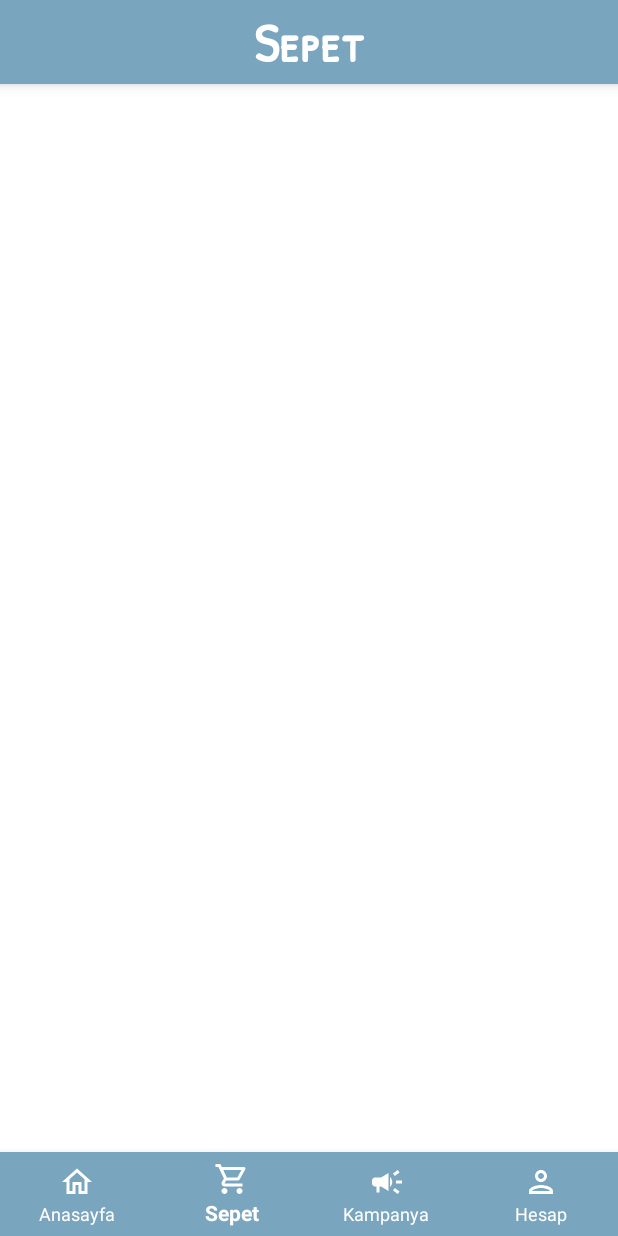
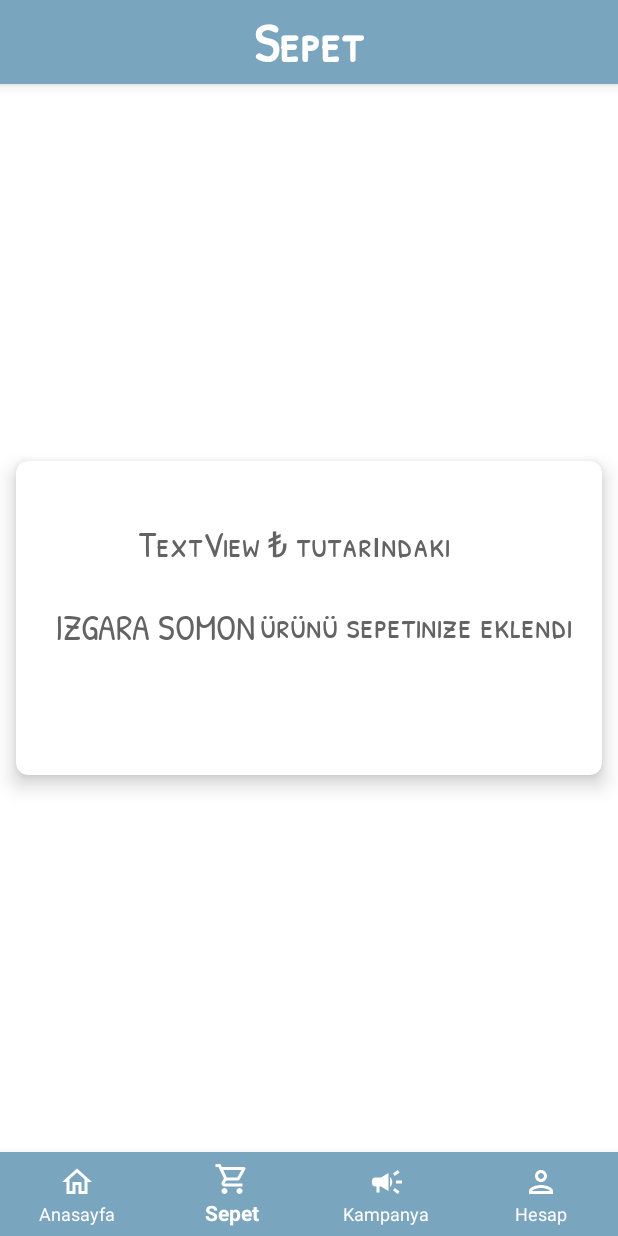
Before and after one commit to berenkotanli/Team4-Project, an Android app: the screen it shows after launch (MainActivity), item 2 of the bottom bar chosen, on a phone screen of 412 x 824 dp. Run offline under Robolectric (Android 15) with nearby library versions, the phone set to English and light mode, and no system bars; our stand-ins replace navigation-ui; Roboto replaces fonts that are not available here; 3 statements that could not run were skipped.

Commit message:
Cart page is done.

```diff
--- a/app/src/main/java/com/upschool/team4project/fragments/CartPageFragment.kt
+++ b/app/src/main/java/com/upschool/team4project/fragments/CartPageFragment.kt
@@ -5,7 +5,9 @@ import androidx.fragment.app.Fragment
 import android.view.LayoutInflater
 import android.view.View
 import android.view.ViewGroup
+import androidx.navigation.fragment.navArgs
 import com.upschool.team4project.R
+import kotlinx.android.synthetic.main.fragment_cart_page.view.*
 
 class CartPageFragment : Fragment() {
 
@@ -13,7 +15,14 @@ class CartPageFragment : Fragment() {
         inflater: LayoutInflater, container: ViewGroup?,
         savedInstanceState: Bundle?
     ): View? {
+
         // Inflate the layout for this fragment
-        return inflater.inflate(R.layout.fragment_cart_page, container, false)
+        var design = inflater.inflate(R.layout.fragment_cart_page, container, false)
+
+        val b:  CartPageFragmentArgs by navArgs()
+
+        design.textViewFiyatSepet.text=b.isimNesne
+        design.textViewUrunSepet.text=b.fiyatNesne
+        return design
     }
 }
--- a/app/src/main/java/com/upschool/team4project/fragments/DetailPageFragment.kt
+++ b/app/src/main/java/com/upschool/team4project/fragments/DetailPageFragment.kt
@@ -8,7 +8,8 @@ import android.view.ViewGroup
 import androidx.databinding.DataBindingUtil
 import androidx.navigation.fragment.navArgs
 import com.squareup.picasso.Picasso
-
+import android.view.MenuItem
+import androidx.navigation.Navigation
 import com.upschool.team4project.R
 import com.upschool.team4project.databinding.FragmentDetailPageBinding
 
@@ -27,11 +28,20 @@ class DetailPageFragment : Fragment() {
 
         design.yemekNesne=b.nesne
 
+
         //Picasso part
         var image_name=b.nesne.yemek_resim_adi
         var url="http://kasimadalan.pe.hu/yemekler/resimler/"+image_name
         var id = design.imageView2
         Picasso.get().load(url).into(id)
+
+        var isimNesne=b.nesne.yemek_adi
+        var fiyatNesne=b.nesne.yemek_fiyat.toString()
+        design.buttonEkle.setOnClickListener {
+          var gecis= DetailPageFragmentDirections.sepeteGecis(isimNesne as String,fiyatNesne as String)
+            Navigation.findNavController(it).navigate(gecis)
+        }
+
         return design.root
     }
 
--- a/app/src/main/res/layout/fragment_cart_page.xml
+++ b/app/src/main/res/layout/fragment_cart_page.xml
@@ -31,4 +31,94 @@
             tools:layout_editor_absoluteY="14dp" />
 
     </androidx.appcompat.widget.Toolbar>
+
+    <androidx.cardview.widget.CardView
+        android:layout_width="match_parent"
+        android:layout_height="wrap_content"
+        app:layout_constraintBottom_toBottomOf="parent"
+        app:layout_constraintEnd_toEndOf="parent"
+        app:layout_constraintHorizontal_bias="0.5"
+        app:layout_constraintStart_toStartOf="parent"
+        app:cardCornerRadius="8dp"
+        app:cardElevation="8dp"
+        app:cardUseCompatPadding="true"
+        app:layout_constraintTop_toBottomOf="@+id/toolbarCartPage" >
+
+        <androidx.constraintlayout.widget.ConstraintLayout
+            android:layout_width="match_parent"
+            android:layout_height="209dp"
+            app:layout_constraintBottom_toBottomOf="parent"
+            app:layout_constraintHorizontal_bias="0.5"
+            app:layout_constraintTop_toTopOf="parent">
+
+            <TextView
+                android:id="@+id/textViewUrunSepet"
+                android:layout_width="wrap_content"
+                android:layout_height="wrap_content"
+                android:layout_marginStart="76dp"
+                android:layout_marginLeft="76dp"
+                android:layout_marginTop="16dp"
+                android:fontFamily="@font/patrick_hand_sc"
+                android:text="TextView"
+                android:textColor="@color/yaziRenk2"
+                android:textSize="24sp"
+                app:layout_constraintBottom_toBottomOf="parent"
+                app:layout_constraintEnd_toStartOf="@+id/textView8"
+                app:layout_constraintStart_toStartOf="parent"
+                app:layout_constraintTop_toTopOf="parent"
+                app:layout_constraintVertical_bias="0.143" />
+
+            <TextView
+                android:id="@+id/textView8"
+                android:layout_width="wrap_content"
+                android:layout_height="wrap_content"
+                android:layout_marginTop="16dp"
+                android:layout_marginEnd="95dp"
+                android:layout_marginRight="95dp"
+                android:fontFamily="@font/patrick_hand_sc"
+                android:text="\u20BA tutarındaki"
+                android:textColor="@color/yaziRenk2"
+                android:textSize="24sp"
+                app:layout_constraintBottom_toBottomOf="parent"
+                app:layout_constraintEnd_toEndOf="parent"
+                app:layout_constraintStart_toEndOf="@+id/textViewUrunSepet"
+                app:layout_constraintTop_toTopOf="parent"
+                app:layout_constraintVertical_bias="0.143" />
+
+            <TextView
+                android:id="@+id/textViewFiyatSepet"
+                android:layout_width="wrap_content"
+                android:layout_height="wrap_content"
+                android:layout_marginStart="22dp"
+                android:layout_marginLeft="22dp"
+                android:layout_marginTop="16dp"
+                android:fontFamily="@font/patrick_hand_sc"
+                android:text="IZGARA SOMON"
+                android:textColor="@color/yaziRenk2"
+                android:textSize="24sp"
+                app:layout_constraintBottom_toBottomOf="parent"
+                app:layout_constraintEnd_toStartOf="@+id/textView10"
+                app:layout_constraintStart_toStartOf="parent"
+                app:layout_constraintTop_toBottomOf="@+id/textViewUrunSepet"
+                app:layout_constraintVertical_bias="0.068" />
+
+            <TextView
+                android:id="@+id/textView10"
+                android:layout_width="wrap_content"
+                android:layout_height="wrap_content"
+                android:layout_marginEnd="16dp"
+                android:layout_marginRight="16dp"
+                android:fontFamily="@font/patrick_hand_sc"
+                android:text="ürünü sepetinize eklendi"
+                android:textColor="@color/yaziRenk2"
+                android:textSize="24sp"
+                app:layout_constraintBottom_toBottomOf="parent"
+                app:layout_constraintEnd_toEndOf="parent"
+                app:layout_constraintStart_toEndOf="@+id/textViewFiyatSepet"
+                app:layout_constraintTop_toTopOf="parent"
+                app:layout_constraintVertical_bias="0.528" />
+
+        </androidx.constraintlayout.widget.ConstraintLayout>
+    </androidx.cardview.widget.CardView>
+
 </androidx.constraintlayout.widget.ConstraintLayout>
--- a/app/src/main/res/layout/splash_screen.xml
+++ b/app/src/main/res/layout/splash_screen.xml
@@ -19,14 +19,16 @@
 
     <TextView
         android:id="@+id/textViewSplash"
-        android:layout_width="188dp"
-        android:layout_height="60dp"
+        android:layout_width="231dp"
+        android:layout_height="61dp"
         android:layout_marginTop="25dp"
         android:fontFamily="@font/patrick_hand_sc"
+        android:gravity="center"
         android:text="WE Deliver"
         android:textColor="@color/koyuAnaRenk"
-        android:textSize="45sp"
+        android:textSize="50sp"
         android:textStyle="bold"
+        app:flow_horizontalAlign="center"
         app:layout_constraintEnd_toEndOf="parent"
         app:layout_constraintHorizontal_bias="0.5"
         app:layout_constraintStart_toStartOf="parent"
@@ -38,9 +40,10 @@
         android:layout_height="wrap_content"
         android:layout_marginTop="18dp"
         android:fontFamily="@font/patrick_hand_sc"
+        android:gravity="center"
         android:text="Safe Food Delivery"
         android:textColor="@color/koyuAnaRenk"
-        android:textSize="22sp"
+        android:textSize="30sp"
         app:layout_constraintEnd_toEndOf="parent"
         app:layout_constraintHorizontal_bias="0.5"
         app:layout_constraintStart_toStartOf="parent"
--- a/app/src/main/res/navigation/main_activity_nav.xml
+++ b/app/src/main/res/navigation/main_activity_nav.xml
@@ -22,12 +22,22 @@
         <argument
             android:name="nesne"
             app:argType="com.upschool.team4project.entity.Yemekler" />
+        <action
+            android:id="@+id/sepeteGecis"
+            app:destination="@id/cartPageFragment" />
     </fragment>
     <fragment
         android:id="@+id/cartPageFragment"
         android:name="com.upschool.team4project.fragments.CartPageFragment"
         android:label="fragment_cart_page"
-        tools:layout="@layout/fragment_cart_page" />
+        tools:layout="@layout/fragment_cart_page" >
+        <argument
+            android:name="isimNesne"
+            app:argType="string" />
+        <argument
+            android:name="fiyatNesne"
+            app:argType="string" />
+    </fragment>
     <fragment
         android:id="@+id/campaignPageFragment"
         android:name="com.upschool.team4project.fragments.CampaignPageFragment"
```
